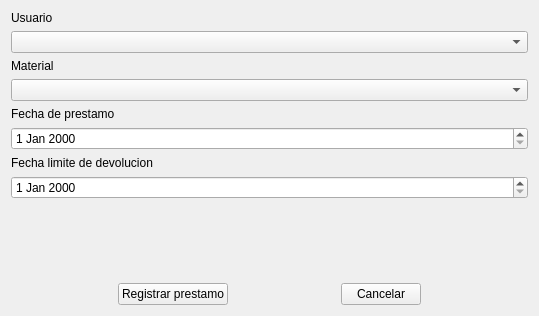
First picture: the form in Biblioteca/Views/PrestamoForm.ui, repository rescobedoq/sbd, before the edit.
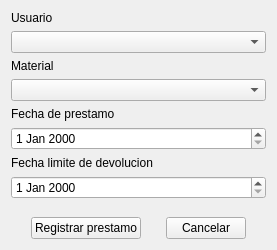
Second picture: the form after the edit.

```diff
--- a/Biblioteca/Views/PrestamoForm.ui
+++ b/Biblioteca/Views/PrestamoForm.ui
@@ -6,8 +6,8 @@
    <rect>
     <x>0</x>
     <y>0</y>
-    <width>539</width>
-    <height>316</height>
+    <width>277</width>
+    <height>250</height>
    </rect>
   </property>
   <property name="windowTitle">
```
Left out of the diff: 2 changed lines with no effect on the pictures.
